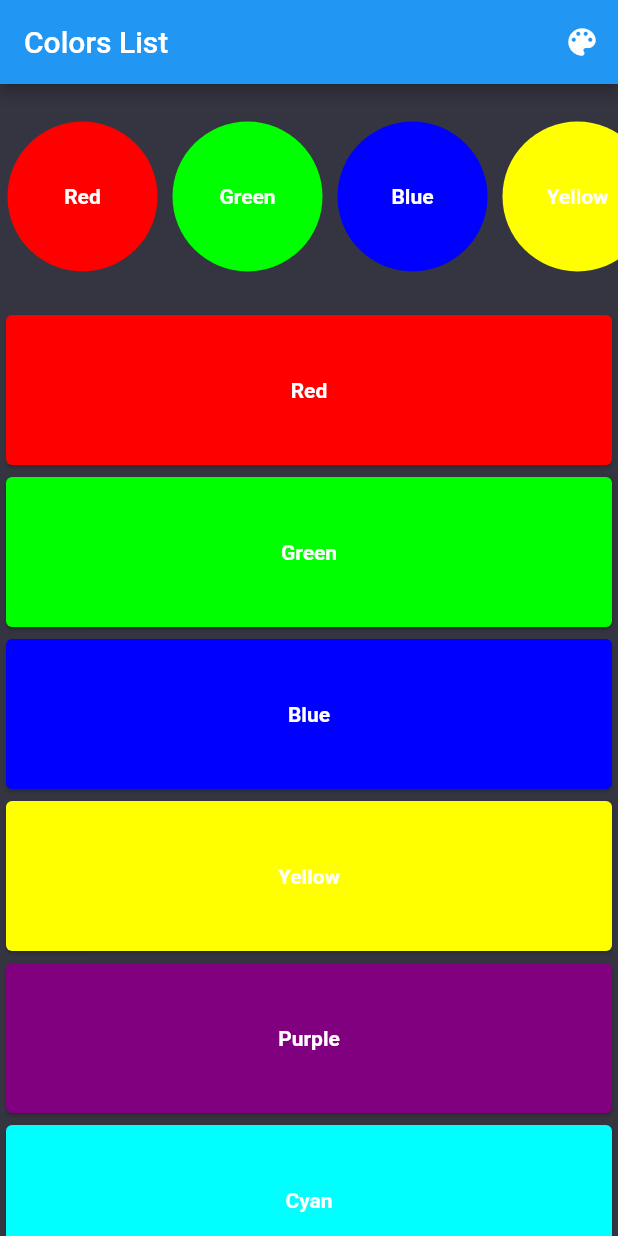
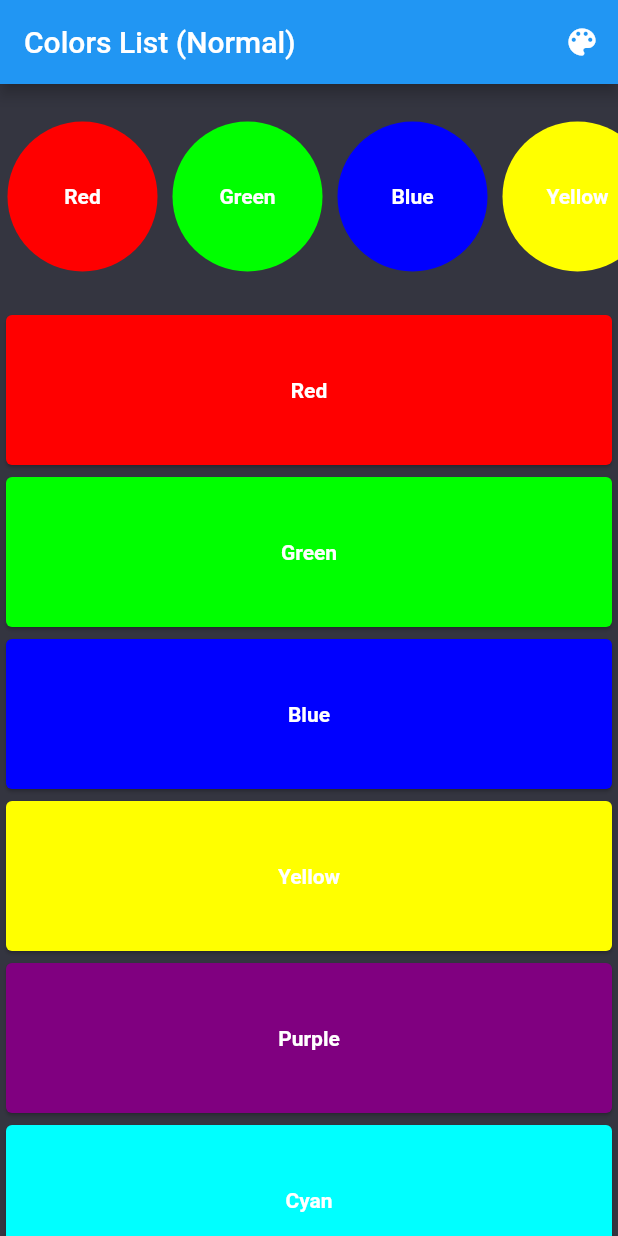
Before and after one commit to Waad-Raggam/color-picker-app, a Flutter app: the screen it shows after launch, on a phone screen of 412 x 824 dp. Run offline on Flutter 3.47's test engine with Material 2 defaults, Android fonts, the phone set to English and light mode, and no system bars; our stand-ins replace flutter_bloc; missing offline and left inert: color_blindness.

Commit message:
#7 - Implement details screen
- Implement color detail screen
- Add GestureDetctor onTap card and circle
- Apply colorBlindnessScheme in details screen
- Done refactoring to color and title

```diff
--- a/color_picker_app/lib/screens/colors_list_screen.dart
+++ b/color_picker_app/lib/screens/colors_list_screen.dart
@@ -4,6 +4,7 @@ import 'package:color_picker_app/blocs/colors_list_events.dart';
 import 'package:color_picker_app/blocs/colors_list_states.dart';
 import 'package:color_picker_app/utils/color_card.dart';
 import 'package:color_picker_app/utils/color_circle.dart';
+import 'package:color_picker_app/utils/color_title.dart';
 import 'package:flutter/material.dart';
 import 'package:flutter_bloc/flutter_bloc.dart';
 
@@ -22,40 +23,7 @@ class ColorsListScreen extends StatelessWidget {
                     : ColorBlindnessType.none;
 
                 // Build the title based on typeSelected
-                String title;
-                switch (typeSelected) {
-                  case ColorBlindnessType.none:
-                    title = 'Colors List (Normal)';
-                    break;
-                  case ColorBlindnessType.protanomaly:
-                    title = 'Colors List (Protanomaly)';
-                    break;
-                  case ColorBlindnessType.deuteranomaly:
-                    title = 'Colors List (Deuteranomaly)';
-                    break;
-                  case ColorBlindnessType.tritanomaly:
-                    title = 'Colors List (Tritanomaly)';
-                    break;
-                  case ColorBlindnessType.protanopia:
-                    title = 'Colors List (Protanopia)';
-                    break;
-                  case ColorBlindnessType.deuteranopia:
-                    title = 'Colors List (Deuteranopia)';
-                    break;
-                  case ColorBlindnessType.tritanopia:
-                    title = 'Colors List (Tritanopia)';
-                    break;
-                  case ColorBlindnessType.achromatopsia:
-                    title = 'Colors List (Achromatopsia)';
-                    break;
-                  case ColorBlindnessType.achromatomaly:
-                    title = 'Colors List (Achromatomaly)';
-                    break;
-
-                  default:
-                    title = 'Colors List';
-                }
-                return Text(title);
+                return ColorBlindType(typeSelected: typeSelected);
               },
             );
           },
--- /dev/null
+++ b/color_picker_app/lib/utils/color_blindness_scheme.dart
@@ -0,0 +1,28 @@
+import 'package:color_blindness/color_blindness.dart';
+import 'package:color_picker_app/models/colors_list_model.dart';
+import 'package:flutter/material.dart';
+
+Color applyColorBlindness(ColorModel color) {
+  switch (color.typeSelected) {
+    case ColorBlindnessType.protanomaly:
+      return colorBlindness(color.value, ColorBlindnessType.protanomaly);
+    case ColorBlindnessType.deuteranomaly:
+      return colorBlindness(color.value, ColorBlindnessType.deuteranomaly);
+    case ColorBlindnessType.tritanomaly:
+      return colorBlindness(color.value, ColorBlindnessType.tritanomaly);
+    case ColorBlindnessType.protanopia:
+      return colorBlindness(color.value, ColorBlindnessType.protanopia);
+    case ColorBlindnessType.deuteranopia:
+      return colorBlindness(color.value, ColorBlindnessType.deuteranopia);
+    case ColorBlindnessType.tritanopia:
+      return colorBlindness(color.value, ColorBlindnessType.tritanopia);
+    case ColorBlindnessType.achromatopsia:
+      return colorBlindness(color.value, ColorBlindnessType.achromatopsia);
+    case ColorBlindnessType.achromatomaly:
+      return colorBlindness(color.value, ColorBlindnessType.achromatomaly);
+
+    case ColorBlindnessType.none:
+    default:
+      return Color(color.value.value);
+  }
+}
--- a/color_picker_app/lib/utils/color_card.dart
+++ b/color_picker_app/lib/utils/color_card.dart
@@ -1,6 +1,8 @@
 import 'package:color_blindness/color_blindness.dart';
 import 'package:color_blindness/color_blindness_color_scheme.dart';
 import 'package:color_picker_app/models/colors_list_model.dart';
+import 'package:color_picker_app/screens/color_detail_screen.dart';
+import 'package:color_picker_app/utils/color_blindness_scheme.dart';
 import 'package:flutter/material.dart';
 
 class ColorCard extends StatelessWidget {
@@ -17,36 +19,19 @@ class ColorCard extends StatelessWidget {
           color.typeSelected,
         ),
       ),
+      child: GestureDetector(
+        onTap: () {
+          // Navigate to the second screen with the selected color
+          Navigator.push(
+            context,
+            MaterialPageRoute(
+              builder: (context) => ColorDetailScreen(selectedColor: color),
+            ),
+          );
+        },
         child: Card(
           color: () {
-          switch (color.typeSelected) {
-            case ColorBlindnessType.protanomaly:
-              return colorBlindness(
-                  color.value, ColorBlindnessType.protanomaly);
-            case ColorBlindnessType.deuteranomaly:
-              return colorBlindness(
-                  color.value, ColorBlindnessType.deuteranomaly);
-            case ColorBlindnessType.tritanomaly:
-              return colorBlindness(
-                  color.value, ColorBlindnessType.tritanomaly);
-            case ColorBlindnessType.protanopia:
-              return colorBlindness(color.value, ColorBlindnessType.protanopia);
-            case ColorBlindnessType.deuteranopia:
-              return colorBlindness(
-                  color.value, ColorBlindnessType.deuteranopia);
-            case ColorBlindnessType.tritanopia:
-              return colorBlindness(color.value, ColorBlindnessType.tritanopia);
-            case ColorBlindnessType.achromatopsia:
-              return colorBlindness(
-                  color.value, ColorBlindnessType.achromatopsia);
-            case ColorBlindnessType.achromatomaly:
-              return colorBlindness(
-                  color.value, ColorBlindnessType.achromatomaly);
-
-            case ColorBlindnessType.none:
-            default:
-              return Color(color.value.value);
-          }
+            return applyColorBlindness(color);
           }(),
           child: Container(
             height: 100,
@@ -60,6 +45,7 @@ class ColorCard extends StatelessWidget {
             ),
           ),
         ),
+      ),
     );
   }
 }
--- /dev/null
+++ b/color_picker_app/lib/utils/color_title.dart
@@ -0,0 +1,49 @@
+import 'package:color_blindness/color_blindness.dart';
+import 'package:flutter/material.dart';
+
+class ColorBlindType extends StatelessWidget {
+  const ColorBlindType({
+    super.key,
+    required this.typeSelected,
+  });
+
+  final ColorBlindnessType typeSelected;
+
+  @override
+  Widget build(BuildContext context) {
+    String title;
+    switch (typeSelected) {
+      case ColorBlindnessType.none:
+        title = 'Colors List (Normal)';
+        break;
+      case ColorBlindnessType.protanomaly:
+        title = 'Colors List (Protanomaly)';
+        break;
+      case ColorBlindnessType.deuteranomaly:
+        title = 'Colors List (Deuteranomaly)';
+        break;
+      case ColorBlindnessType.tritanomaly:
+        title = 'Colors List (Tritanomaly)';
+        break;
+      case ColorBlindnessType.protanopia:
+        title = 'Colors List (Protanopia)';
+        break;
+      case ColorBlindnessType.deuteranopia:
+        title = 'Colors List (Deuteranopia)';
+        break;
+      case ColorBlindnessType.tritanopia:
+        title = 'Colors List (Tritanopia)';
+        break;
+      case ColorBlindnessType.achromatopsia:
+        title = 'Colors List (Achromatopsia)';
+        break;
+      case ColorBlindnessType.achromatomaly:
+        title = 'Colors List (Achromatomaly)';
+        break;
+
+      default:
+        title = 'Colors List';
+    }
+    return Text(title);
+  }
+}
```
Also changed, not shown: color_picker_app/lib/screens/color_detail_screen.dart (added, +36 -0 lines), color_picker_app/lib/utils/color_circle.dart (+12 -0 lines). Lines whose indentation alone changed are shown as unchanged.
